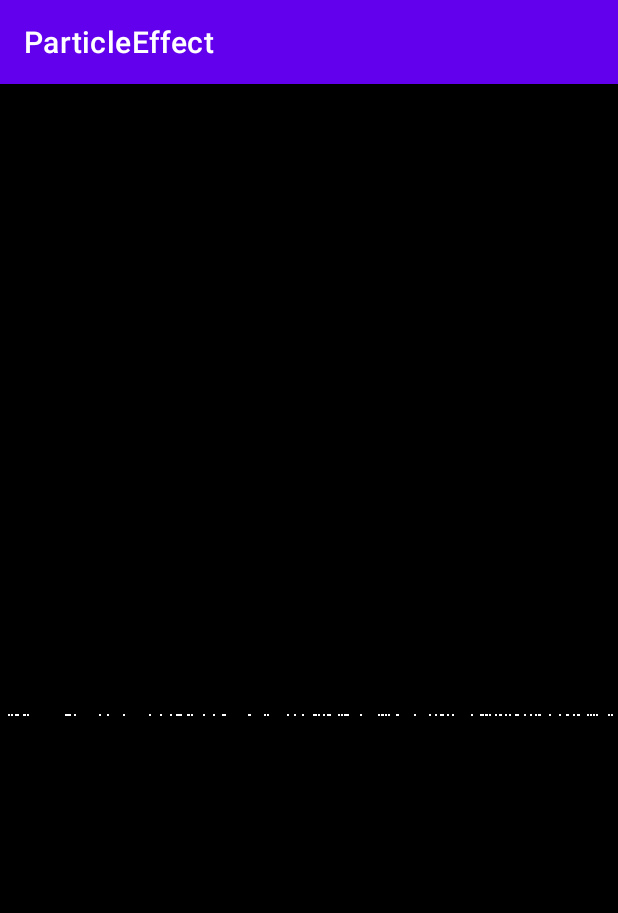
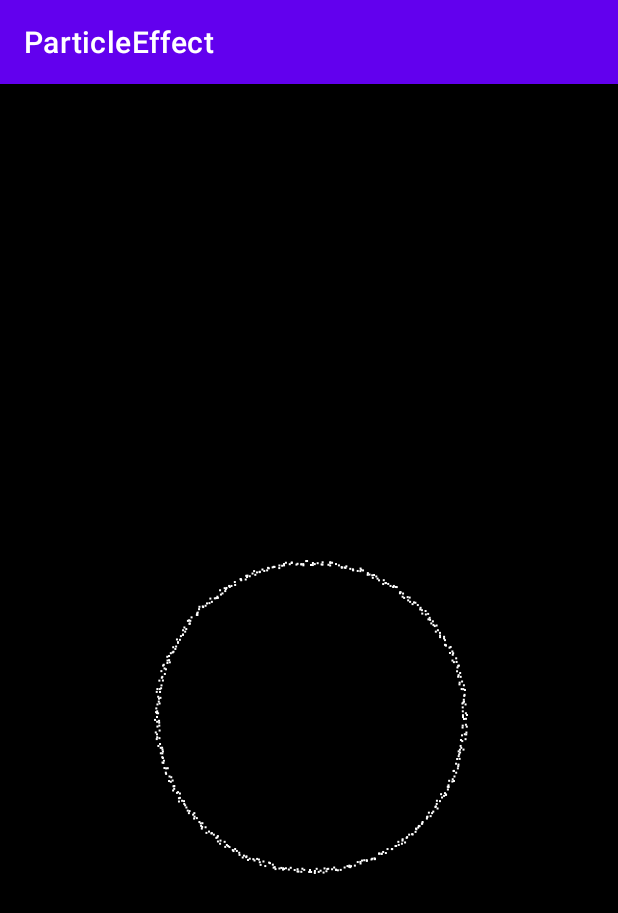
Before and after one commit to KennyChaos7/ParticleEffectView, an Android app: the screen it shows after launch (MainActivity), on a phone screen of 412 x 824 dp. Shown: the top 913 px of the screen. Run offline under Robolectric (Android 15) with nearby library versions, the phone set to English and light mode, and no system bars.

Commit message:
已经基本画出圆形, 还需要研究扩散算法

```diff
--- a/app/src/main/java/com/example/particleeffect/ParticleEffectView.kt
+++ b/app/src/main/java/com/example/particleeffect/ParticleEffectView.kt
@@ -2,9 +2,7 @@ package com.example.particleeffect
 
 import android.animation.ValueAnimator
 import android.content.Context
-import android.graphics.Canvas
-import android.graphics.Color
-import android.graphics.Paint
+import android.graphics.*
 import android.util.AttributeSet
 import android.util.Log
 import android.view.View
@@ -15,9 +13,14 @@ class ParticleEffectView @JvmOverloads constructor(
         context: Context, attrs: AttributeSet? = null, defStyleAttr: Int = 0
 ) : View(context, attrs, defStyleAttr) {
 
+    private val pointCount = 500
+    private var maxWidth = 0f
+    private var maxHeight = 0f
+
     private var pointPaint: Paint = Paint()
     private val ppList: MutableList<ParticlePoint> = mutableListOf()
     private var anim: ValueAnimator
+    private val circlePath = Path()
 
     init {
         pointPaint.color = Color.WHITE
@@ -30,20 +33,44 @@ class ParticleEffectView @JvmOverloads constructor(
         anim.addUpdateListener { va ->
             if (va.animatedValue != 0) {
                 ppList.forEach {
-                    var tmpY = 0f
                     val speedRandom = Random().nextInt(15).toFloat()
                     it.speed = speedRandom
 
-                    if (it.animState == 1)
+                    var tmpY = 0f
+                    if (it.state == 1)
                         tmpY = it.y + it.speed
-                    else if (it.animState == 2)
+                    else if (it.state == 2)
                         tmpY = it.y - it.speed
                     it.y = tmpY
+                    if (tmpY > it.maxY)
+                        it.state = 2
+                    else if (tmpY < (height / 2).toFloat())
+                        it.state = 1
 
-                    if (tmpY > it.maxY)
-                        it.animState = 2
-                    else if (tmpY < (height / 2).toFloat())
-                        it.animState = 1
+//                    var tmpX = 0f
+//                    var tmpY = 0f
+//                    when(it.state){
+//                        1 -> {
+//                            tmpX = it.x - it.speed
+//                            tmpY = it.y - it.speed
+//                        }
+//                        2 -> {
+//                            tmpX = it.x + it.speed
+//                            tmpY = it.y - it.speed
+//                        }
+//                        3 -> {
+//                            tmpX = it.x - it.speed
+//                            tmpY = it.y + it.speed
+//                        }
+//                        4 -> {
+//                            tmpX = it.x + it.speed
+//                            tmpY = it.y + it.speed
+//                        }
+//                    }
+//                    it.x = tmpX
+//                    it.y = tmpY
+
+
                 }
                 invalidate()
             }
@@ -53,17 +80,31 @@ class ParticleEffectView @JvmOverloads constructor(
     override fun onSizeChanged(w: Int, h: Int, oldw: Int, oldh: Int) {
         super.onSizeChanged(w, h, oldw, oldh)
 
+        circlePath.addCircle((width/2).toFloat(), (height/2).toFloat(), (width/4).toFloat(), Path.Direction.CCW)
+        val pathMeasure = PathMeasure(circlePath, false)
+        val pos = FloatArray(2)
+        val tan = FloatArray(2)
         val random = Random()
-        for (index in 0..100)
+        for (index in 0..pointCount) {
+            pathMeasure.getPosTan((index / pointCount.toFloat()) * pathMeasure.length, pos, tan)
+            val x = pos[0] + random.nextInt(5)
+            val y = pos[1] + random.nextInt(5)
+            val bolder = FloatArray(4)
+            bolder[0] = (width/4).toFloat()
+            bolder[1] = (width/4).toFloat()
+            bolder[2] = width.toFloat()
+            bolder[3] = height.toFloat() / 2 + width.toFloat() / 2
             ppList.add(
                     ParticlePoint(
-                            random.nextInt(width).toFloat(),
-                            (height/2).toFloat(),
+                            x,
+                            y,
                             width.toFloat(),
-                            height.toFloat(),
+                            height.toFloat() / 2 + width.toFloat() / 2,
                             5f,
-                            1))
-        Log.e("height/2", "${height/2}")
+                           1))
+            Log.e("height/2", "${height / 2}")
+        }
+
     }
 
     override fun onDraw(canvas: Canvas?) {
@@ -76,13 +117,17 @@ class ParticleEffectView @JvmOverloads constructor(
         ppList.forEach {
             drawPoint(it.x, it.y, pointPaint)
         }
-//        Paint().also {
-//            it.color = Color.WHITE
-//            drawCircle( (width/2).toFloat(), (height/2).toFloat(), (width/4).toFloat(), it)
-//        }
+//        drawPath(circlePath, pointPaint)
         if (!anim.isRunning) {
             anim.start()
         }
     }
 
+//    private fun checkState(x: Float, y: Float, bolder: FloatArray) : Int{
+//        return if (x > bolder[0] && y < bolder[1])
+//                1
+//        else if (x > bolder[0] && x < bolder[3])
+//            2
+//    }
+
 }
--- a/app/src/main/java/com/example/particleeffect/ParticlePoint.kt
+++ b/app/src/main/java/com/example/particleeffect/ParticlePoint.kt
@@ -6,7 +6,10 @@ data class ParticlePoint(
         val maxX: Float,
         val maxY: Float,
         var speed: Float,
-        //  1: 往下
-        //  2: 往上
-        var animState: Int
+        //  位于第几象限
+        //  1: 往左上 x- y-
+        //  2: 往右上 x+ y-
+        //  3: 往左下 x- y+
+        //  4: 往右下 x+ y+
+        var state: Int
 )
```
